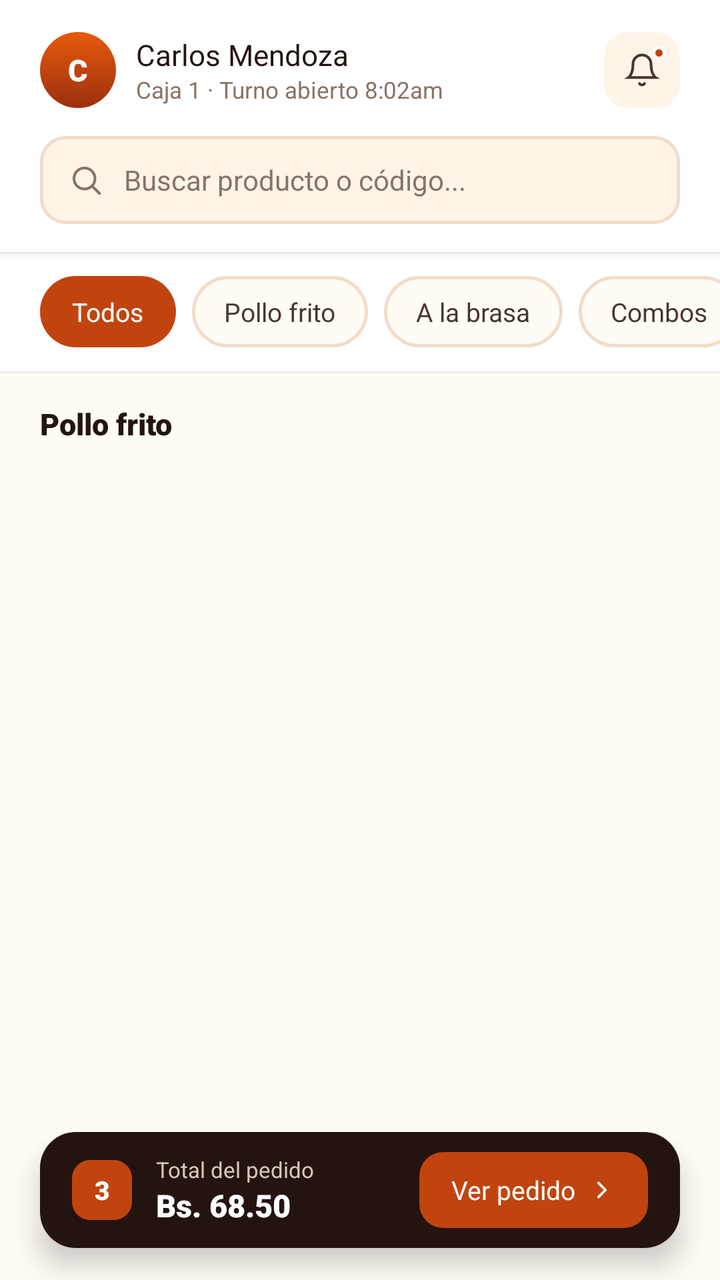
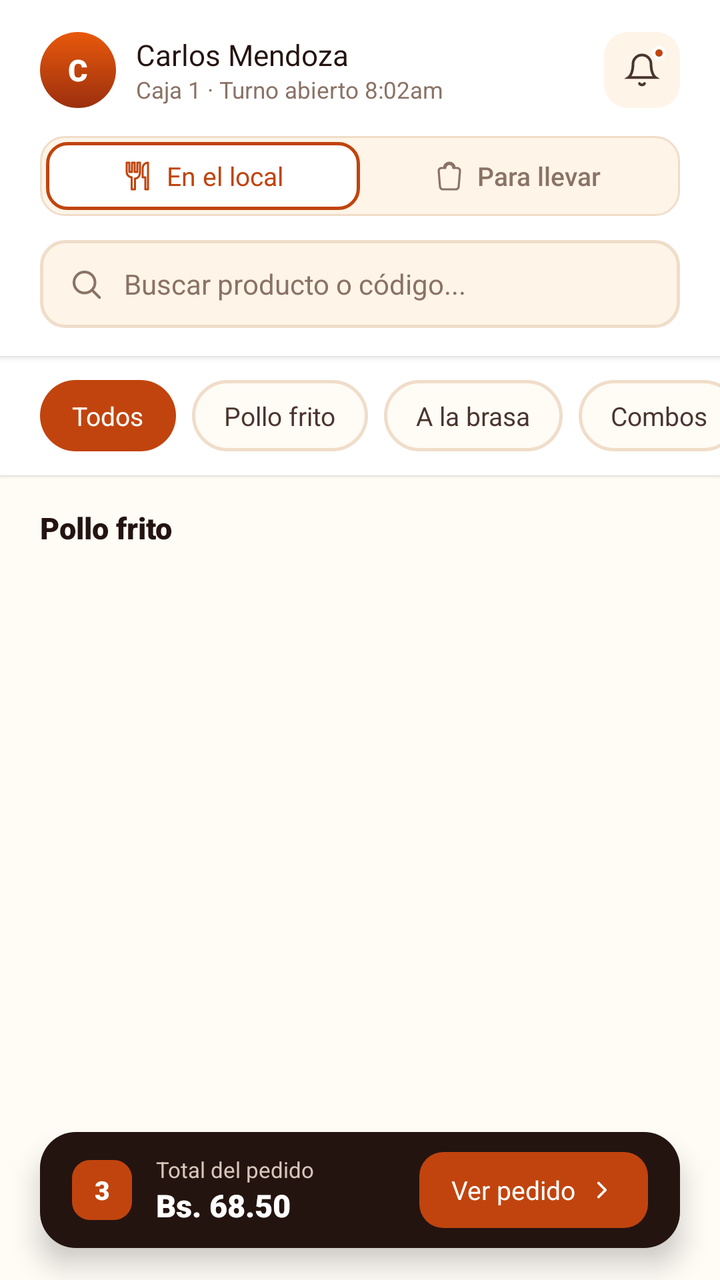

An Android layout rendered at two revisions. The XML below is the earlier revision; the diff shows what the commit changed to produce the second picture.
<!-- AndroidManifest.xml: application theme Theme.Pollogithub -->
<!-- res/layout/fragment_venta.xml -->
<?xml version="1.0" encoding="utf-8"?>
<androidx.constraintlayout.widget.ConstraintLayout xmlns:android="http://schemas.android.com/apk/res/android"
    xmlns:app="http://schemas.android.com/apk/res-auto"
    xmlns:tools="http://schemas.android.com/tools"
    android:layout_width="match_parent"
    android:layout_height="match_parent"
    android:background="@color/paper_50">

    
    <LinearLayout
        android:id="@+id/headerLayout"
        android:layout_width="match_parent"
        android:layout_height="wrap_content"
        android:background="@color/white"
        android:elevation="2dp"
        android:orientation="vertical"
        android:paddingHorizontal="20dp"
        android:paddingTop="16dp"
        android:paddingBottom="14dp"
        app:layout_constraintEnd_toEndOf="parent"
        app:layout_constraintStart_toStartOf="parent"
        app:layout_constraintTop_toTopOf="parent">

        <RelativeLayout
            android:layout_width="match_parent"
            android:layout_height="wrap_content"
            android:layout_marginBottom="14dp">

            <LinearLayout
                android:layout_width="wrap_content"
                android:layout_height="wrap_content"
                android:layout_alignParentStart="true"
                android:layout_centerVertical="true"
                android:gravity="center_vertical"
                android:orientation="horizontal">

                <TextView
                    android:id="@+id/tvAvatarHeader"
                    android:layout_width="38dp"
                    android:layout_height="38dp"
                    android:background="@drawable/bg_avatar_circle"
                    android:fontFamily="sans-serif-black"
                    android:gravity="center"
                    android:text="@string/user_initial_c"
                    android:textColor="@color/white"
                    android:textSize="15sp" />

                <LinearLayout
                    android:layout_width="wrap_content"
                    android:layout_height="wrap_content"
                    android:layout_marginStart="10dp"
                    android:orientation="vertical">

                    <TextView
                        android:id="@+id/tvCashierName"
                        android:layout_width="wrap_content"
                        android:layout_height="wrap_content"
                        android:fontFamily="sans-serif-bold"
                        android:text="Carlos Mendoza"
                        android:textColor="@color/char_900"
                        android:textSize="14.5sp" />

                    <TextView
                        android:id="@+id/tvShiftInfo"
                        android:layout_width="wrap_content"
                        android:layout_height="wrap_content"
                        android:fontFamily="sans-serif"
                        android:text="@string/shift_info"
                        android:textColor="@color/char_400"
                        android:textSize="11.5sp" />
                </LinearLayout>
            </LinearLayout>

            <FrameLayout
                android:id="@+id/btnNotification"
                android:layout_width="38dp"
                android:layout_height="38dp"
                android:layout_alignParentEnd="true"
                android:layout_centerVertical="true"
                android:background="@drawable/bg_icon_btn"
                android:clickable="true"
                android:focusable="true">

                <ImageView
                    android:layout_width="18dp"
                    android:layout_height="18dp"
                    android:layout_gravity="center"
                    android:contentDescription="Notificaciones"
                    android:src="@drawable/ic_bell" />

                <View
                    android:layout_width="7dp"
                    android:layout_height="7dp"
                    android:layout_gravity="top|end"
                    android:layout_marginTop="7dp"
                    android:layout_marginEnd="7dp"
                    android:background="@drawable/bg_notification_dot" />
            </FrameLayout>
        </RelativeLayout>

        <FrameLayout
            android:layout_width="match_parent"
            android:layout_height="44dp"
            android:background="@drawable/bg_search">

            <ImageView
                android:layout_width="18dp"
                android:layout_height="18dp"
                android:layout_gravity="center_vertical|start"
                android:layout_marginStart="14dp"
                android:contentDescription="@string/search_hint"
                android:src="@drawable/ic_search" />

            <EditText
                android:id="@+id/etSearch"
                android:layout_width="match_parent"
                android:layout_height="match_parent"
                android:background="@null"
                android:fontFamily="sans-serif"
                android:hint="@string/search_hint"
                android:imeOptions="actionSearch"
                android:importantForAutofill="no"
                android:inputType="text"
                android:paddingStart="42dp"
                android:paddingEnd="14dp"
                android:textColor="@color/char_900"
                android:textColorHint="@color/char_400"
                android:textSize="14sp" />
        </FrameLayout>
    </LinearLayout>

    <HorizontalScrollView
        android:id="@+id/scrollCategories"
        android:layout_width="match_parent"
        android:layout_height="wrap_content"
        android:background="@color/white"
        android:clipToPadding="false"
        android:elevation="1dp"
        android:paddingHorizontal="20dp"
        android:paddingVertical="12dp"
        android:scrollbars="none"
        app:layout_constraintTop_toBottomOf="@id/headerLayout">

        <LinearLayout
            android:id="@+id/layoutChipsContainer"
            android:layout_width="wrap_content"
            android:layout_height="wrap_content"
            android:gravity="center_vertical"
            android:orientation="horizontal">

            <TextView
                android:id="@+id/chipTodos"
                android:layout_width="wrap_content"
                android:layout_height="wrap_content"
                android:layout_marginEnd="8dp"
                android:background="@drawable/bg_chip_selected"
                android:fontFamily="sans-serif-bold"
                android:paddingHorizontal="16dp"
                android:paddingVertical="9dp"
                android:text="Todos"
                android:textColor="@color/white"
                android:textSize="13sp" />

            <TextView
                android:id="@+id/chipPolloFrito"
                android:layout_width="wrap_content"
                android:layout_height="wrap_content"
                android:layout_marginEnd="8dp"
                android:background="@drawable/bg_chip_unselected"
                android:fontFamily="sans-serif-bold"
                android:paddingHorizontal="16dp"
                android:paddingVertical="9dp"
                android:text="Pollo frito"
                android:textColor="@color/char_700"
                android:textSize="13sp" />

            <TextView
                android:id="@+id/chipBrasa"
                android:layout_width="wrap_content"
                android:layout_height="wrap_content"
                android:layout_marginEnd="8dp"
                android:background="@drawable/bg_chip_unselected"
                android:fontFamily="sans-serif-bold"
                android:paddingHorizontal="16dp"
                android:paddingVertical="9dp"
                android:text="A la brasa"
                android:textColor="@color/char_700"
                android:textSize="13sp" />

            <TextView
                android:id="@+id/chipCombos"
                android:layout_width="wrap_content"
                android:layout_height="wrap_content"
                android:layout_marginEnd="8dp"
                android:background="@drawable/bg_chip_unselected"
                android:fontFamily="sans-serif-bold"
                android:paddingHorizontal="16dp"
                android:paddingVertical="9dp"
                android:text="Combos"
                android:textColor="@color/char_700"
                android:textSize="13sp" />

            <TextView
                android:id="@+id/chipAcompanamientos"
                android:layout_width="wrap_content"
                android:layout_height="wrap_content"
                android:layout_marginEnd="8dp"
                android:background="@drawable/bg_chip_unselected"
                android:fontFamily="sans-serif-bold"
                android:paddingHorizontal="16dp"
                android:paddingVertical="9dp"
                android:text="Acompañamientos"
                android:textColor="@color/char_700"
                android:textSize="13sp" />

            <TextView
                android:id="@+id/chipBebidas"
                android:layout_width="wrap_content"
                android:layout_height="wrap_content"
                android:background="@drawable/bg_chip_unselected"
                android:fontFamily="sans-serif-bold"
                android:paddingHorizontal="16dp"
                android:paddingVertical="9dp"
                android:text="Bebidas"
                android:textColor="@color/char_700"
                android:textSize="13sp" />
        </LinearLayout>
    </HorizontalScrollView>

    <androidx.core.widget.NestedScrollView
        android:layout_width="match_parent"
        android:layout_height="0dp"
        android:clipToPadding="false"
        android:paddingBottom="80dp"
        app:layout_constraintBottom_toBottomOf="parent"
        app:layout_constraintTop_toBottomOf="@id/scrollCategories">

        <LinearLayout
            android:layout_width="match_parent"
            android:layout_height="wrap_content"
            android:orientation="vertical"
            android:paddingHorizontal="14dp"
            android:paddingTop="16dp">

            <TextView
                android:id="@+id/tvSectionTitle"
                android:layout_width="wrap_content"
                android:layout_height="wrap_content"
                android:layout_marginStart="6dp"
                android:layout_marginBottom="10dp"
                android:fontFamily="sans-serif-black"
                android:text="@string/section_title_fried"
                android:textColor="@color/char_900"
                android:textSize="15sp" />

            <androidx.recyclerview.widget.RecyclerView
                android:id="@+id/rvProducts"
                android:layout_width="match_parent"
                android:layout_height="wrap_content"
                android:nestedScrollingEnabled="false"
                tools:itemCount="6"
                tools:listitem="@layout/item_product_card" />
        </LinearLayout>
    </androidx.core.widget.NestedScrollView>

    
    <androidx.constraintlayout.widget.ConstraintLayout
        android:id="@+id/cartBar"
        android:layout_width="0dp"
        android:layout_height="58dp"
        android:layout_marginHorizontal="20dp"
        android:layout_marginBottom="16dp"
        android:background="@drawable/bg_cart_bar"
        android:elevation="8dp"
        android:paddingHorizontal="16dp"
        app:layout_constraintBottom_toBottomOf="parent"
        app:layout_constraintEnd_toEndOf="parent"
        app:layout_constraintStart_toStartOf="parent">

        <LinearLayout
            android:layout_width="wrap_content"
            android:layout_height="wrap_content"
            android:gravity="center_vertical"
            android:orientation="horizontal"
            app:layout_constraintBottom_toBottomOf="parent"
            app:layout_constraintStart_toStartOf="parent"
            app:layout_constraintTop_toTopOf="parent">

            <TextView
                android:id="@+id/tvCartCount"
                android:layout_width="30dp"
                android:layout_height="30dp"
                android:background="@drawable/bg_cart_count"
                android:fontFamily="sans-serif-black"
                android:gravity="center"
                android:text="3"
                android:textColor="@color/white"
                android:textSize="13sp" />

            <LinearLayout
                android:layout_width="wrap_content"
                android:layout_height="wrap_content"
                android:layout_marginStart="12dp"
                android:orientation="vertical">

                <TextView
                    android:layout_width="wrap_content"
                    android:layout_height="wrap_content"
                    android:fontFamily="sans-serif"
                    android:text="@string/cart_total_label"
                    android:textColor="@color/cart_label"
                    android:textSize="11sp" />

                <TextView
                    android:id="@+id/tvCartTotal"
                    android:layout_width="wrap_content"
                    android:layout_height="wrap_content"
                    android:fontFamily="sans-serif-black"
                    android:text="Bs. 68.50"
                    android:textColor="@color/white"
                    android:textSize="15.5sp" />
            </LinearLayout>
        </LinearLayout>

        <LinearLayout
            android:id="@+id/btnViewOrder"
            android:layout_width="wrap_content"
            android:layout_height="38dp"
            android:background="@drawable/bg_cart_cta"
            android:clickable="true"
            android:focusable="true"
            android:gravity="center"
            android:orientation="horizontal"
            android:paddingHorizontal="16dp"
            app:layout_constraintBottom_toBottomOf="parent"
            app:layout_constraintEnd_toEndOf="parent"
            app:layout_constraintTop_toTopOf="parent">

            <TextView
                android:layout_width="wrap_content"
                android:layout_height="wrap_content"
                android:fontFamily="sans-serif-bold"
                android:text="@string/cart_view_order"
                android:textColor="@color/white"
                android:textSize="13sp" />

            <ImageView
                android:layout_width="14dp"
                android:layout_height="14dp"
                android:layout_marginStart="6dp"
                android:contentDescription="@string/cart_view_order"
                android:src="@drawable/ic_chevron_right" />
        </LinearLayout>
    </androidx.constraintlayout.widget.ConstraintLayout>

</androidx.constraintlayout.widget.ConstraintLayout>
<!-- res/layout/item_product_card.xml (included above) -->
<?xml version="1.0" encoding="utf-8"?>
<androidx.constraintlayout.widget.ConstraintLayout xmlns:android="http://schemas.android.com/apk/res/android"
    xmlns:app="http://schemas.android.com/apk/res-auto"
    xmlns:tools="http://schemas.android.com/tools"
    android:id="@+id/cardProduct"
    android:layout_width="match_parent"
    android:layout_height="wrap_content"
    android:layout_margin="6dp"
    android:background="@drawable/bg_product_card"
    android:padding="12dp">

    
    <androidx.cardview.widget.CardView
        android:id="@+id/cardThumb"
        android:layout_width="0dp"
        android:layout_height="80dp"
        app:cardCornerRadius="10dp"
        app:cardElevation="0dp"
        app:cardBackgroundColor="@android:color/transparent"
        app:layout_constraintEnd_toEndOf="parent"
        app:layout_constraintStart_toStartOf="parent"
        app:layout_constraintTop_toTopOf="parent">

        <FrameLayout
            android:id="@+id/frameThumb"
            android:layout_width="match_parent"
            android:layout_height="match_parent"
            android:background="@drawable/bg_thumb_fried">

            <ImageView
                android:id="@+id/ivProductImage"
                android:layout_width="match_parent"
                android:layout_height="match_parent"
                android:scaleType="centerCrop"
                android:visibility="gone" />

            <TextView
                android:id="@+id/tvEmoji"
                android:layout_width="wrap_content"
                android:layout_height="wrap_content"
                android:layout_gravity="center"
                android:text="🍗"
                android:textSize="30sp" />
        </FrameLayout>
    </androidx.cardview.widget.CardView>

    
    <TextView
        android:id="@+id/tvAgotadoTag"
        android:layout_width="wrap_content"
        android:layout_height="wrap_content"
        android:layout_marginStart="6dp"
        android:layout_marginTop="6dp"
        android:background="@drawable/bg_badge_agotado"
        android:fontFamily="sans-serif-black"
        android:paddingHorizontal="8dp"
        android:paddingVertical="3dp"
        android:text="@string/tag_agotado"
        android:textAllCaps="true"
        android:textColor="@color/white"
        android:textSize="9.5sp"
        android:visibility="gone"
        app:layout_constraintStart_toStartOf="@id/cardThumb"
        app:layout_constraintTop_toTopOf="@id/cardThumb"
        tools:visibility="visible" />

    
    <TextView
        android:id="@+id/tvBadgeQty"
        android:layout_width="24dp"
        android:layout_height="24dp"
        android:background="@drawable/bg_badge_qty"
        android:fontFamily="sans-serif-bold"
        android:gravity="center"
        android:text="2"
        android:textColor="@color/white"
        android:textSize="11sp"
        android:translationX="6dp"
        android:translationY="-6dp"
        android:visibility="gone"
        app:layout_constraintEnd_toEndOf="parent"
        app:layout_constraintTop_toTopOf="parent"
        tools:visibility="visible" />

    
    <TextView
        android:id="@+id/tvProductName"
        android:layout_width="0dp"
        android:layout_height="wrap_content"
        android:layout_marginTop="10dp"
        android:fontFamily="sans-serif-bold"
        android:ellipsize="end"
        android:maxLines="1"
        android:text="Presa individual"
        android:textColor="@color/char_900"
        android:textSize="13.5sp"
        app:layout_constraintEnd_toEndOf="parent"
        app:layout_constraintStart_toStartOf="parent"
        app:layout_constraintTop_toBottomOf="@id/cardThumb" />

    
    <TextView
        android:id="@+id/tvProductDesc"
        android:layout_width="0dp"
        android:layout_height="wrap_content"
        android:layout_marginTop="2dp"
        android:fontFamily="sans-serif"
        android:ellipsize="end"
        android:maxLines="1"
        android:text="Pierna o pechuga"
        android:textColor="@color/char_400"
        android:textSize="11sp"
        app:layout_constraintEnd_toEndOf="parent"
        app:layout_constraintStart_toStartOf="parent"
        app:layout_constraintTop_toBottomOf="@id/tvProductName" />

    
    <TextView
        android:id="@+id/tvProductPrice"
        android:layout_width="0dp"
        android:layout_height="wrap_content"
        android:layout_marginTop="12dp"
        android:fontFamily="sans-serif-black"
        android:text="Bs. 8.50"
        android:textColor="@color/ember_700"
        android:textSize="14.5sp"
        app:layout_constraintBottom_toBottomOf="parent"
        app:layout_constraintEnd_toStartOf="@id/btnAdd"
        app:layout_constraintStart_toStartOf="parent"
        app:layout_constraintTop_toBottomOf="@id/tvProductDesc" />

    <androidx.appcompat.widget.AppCompatButton
        android:id="@+id/btnAdd"
        android:layout_width="28dp"
        android:layout_height="28dp"
        android:background="@drawable/bg_add_btn"
        android:fontFamily="sans-serif-bold"
        android:includeFontPadding="false"
        android:padding="0dp"
        android:text="+"
        android:textColor="@color/white"
        android:textSize="16sp"
        app:layout_constraintBottom_toBottomOf="@id/tvProductPrice"
        app:layout_constraintEnd_toEndOf="parent"
        app:layout_constraintTop_toTopOf="@id/tvProductPrice" />

</androidx.constraintlayout.widget.ConstraintLayout>
<!-- resources referenced by this layout -->
<resources>
  <color name="cart_label">#D8C6BB</color>
  <color name="char_400">#8A7266</color>
  <color name="char_700">#4A352E</color>
  <color name="char_900">#241410</color>
  <color name="ember_700">#9C2F0E</color>
  <color name="paper_50">#FFFBF5</color>
  <color name="white">#FFFFFFFF</color>
  <!-- drawable bg_chip_selected (drawable) -->
  <?xml version="1.0" encoding="utf-8"?>
  <shape xmlns:android="http://schemas.android.com/apk/res/android"
      android:shape="rectangle">
      <solid android:color="@color/ember_600" />
      <corners android:radius="20dp" />
  </shape>
  <!-- drawable bg_chip_unselected (drawable) -->
  <?xml version="1.0" encoding="utf-8"?>
  <shape xmlns:android="http://schemas.android.com/apk/res/android"
      android:shape="rectangle">
      <solid android:color="@color/paper_50" />
      <stroke
          android:width="1.5dp"
          android:color="@color/line_color" />
      <corners android:radius="20dp" />
  </shape>
  <string name="cart_view_order">Ver pedido</string>
  <string name="tag_agotado">Agotado</string>
  <string name="user_initial_c">C</string>
  <color name="ember_600">#C1440E</color>
  <color name="ember_500">#E8590C</color>
  <color name="line_color">#F0DDC9</color>
  <color name="paper_100">#FFF4E8</color>
  <color name="thumb_fried_start">#FFE4D1</color>
  <color name="thumb_fried_end">#FFD0A8</color>
  <!-- unchanged entries left out for length: 21 -->
</resources>

<!-- the commit's change to res/layout/fragment_venta.xml (unified diff, before → after) -->
@@ -97,6 +97,77 @@
                     android:background="@drawable/bg_notification_dot" />
             </FrameLayout>
         </RelativeLayout>
+
+        
+        <LinearLayout
+            android:id="@+id/layoutOrderModeSelector"
+            android:layout_width="match_parent"
+            android:layout_height="40dp"
+            android:layout_marginBottom="12dp"
+            android:background="@drawable/bg_order_mode_container"
+            android:orientation="horizontal"
+            android:padding="3dp">
+
+            <LinearLayout
+                android:id="@+id/btnHeaderModeLocal"
+                android:layout_width="0dp"
+                android:layout_height="match_parent"
+                android:layout_weight="1"
+                android:background="@drawable/bg_order_mode_active"
+                android:clickable="true"
+                android:focusable="true"
+                android:gravity="center"
+                android:orientation="horizontal">
+
+                <ImageView
+                    android:id="@+id/ivHeaderIconLocal"
+                    android:layout_width="16dp"
+                    android:layout_height="16dp"
+                    android:contentDescription="En el local"
+                    android:src="@drawable/ic_dining_local"
+                    app:tint="@color/ember_600" />
+
+                <TextView
+                    android:id="@+id/tvHeaderTextLocal"
+                    android:layout_width="wrap_content"
+                    android:layout_height="wrap_content"
+                    android:layout_marginStart="6dp"
+                    android:fontFamily="sans-serif-bold"
+                    android:text="En el local"
+                    android:textColor="@color/ember_600"
+                    android:textSize="13sp" />
+            </LinearLayout>
+
+            <LinearLayout
+                android:id="@+id/btnHeaderModeLlevar"
+                android:layout_width="0dp"
+                android:layout_height="match_parent"
+                android:layout_weight="1"
+                android:background="@android:color/transparent"
+                android:clickable="true"
+                android:focusable="true"
+                android:gravity="center"
+                android:orientation="horizontal">
+
+                <ImageView
+                    android:id="@+id/ivHeaderIconLlevar"
+                    android:layout_width="16dp"
+                    android:layout_height="16dp"
+                    android:contentDescription="Para llevar"
+                    android:src="@drawable/ic_takeaway_bag"
+                    app:tint="@color/char_400" />
+
+                <TextView
+                    android:id="@+id/tvHeaderTextLlevar"
+                    android:layout_width="wrap_content"
+                    android:layout_height="wrap_content"
+                    android:layout_marginStart="6dp"
+                    android:fontFamily="sans-serif-medium"
+                    android:text="Para llevar"
+                    android:textColor="@color/char_400"
+                    android:textSize="13sp" />
+            </LinearLayout>
+        </LinearLayout>
 
         <FrameLayout
             android:layout_width="match_parent"
<!-- resource entries referenced after the edit -->
@@ -9,21 +9,89 @@
   <color name="white">#FFFFFFFF</color>
   <!-- drawable bg_chip_selected (drawable) -->
   <?xml version="1.0" encoding="utf-8"?>
-  <shape xmlns:android="http://schemas.android.com/apk/res/android"
-      android:shape="rectangle">
-      <solid android:color="@color/ember_600" />
-      <corners android:radius="20dp" />
-  </shape>
+  <ripple xmlns:android="http://schemas.android.com/apk/res/android"
+      android:color="#33FFFFFF">
+      <item>
+          <shape android:shape="rectangle">
+              <solid android:color="@color/ember_600" />
+              <corners android:radius="20dp" />
+          </shape>
+      </item>
+  </ripple>
   <!-- drawable bg_chip_unselected (drawable) -->
   <?xml version="1.0" encoding="utf-8"?>
-  <shape xmlns:android="http://schemas.android.com/apk/res/android"
-      android:shape="rectangle">
-      <solid android:color="@color/paper_50" />
-      <stroke
-          android:width="1.5dp"
-          android:color="@color/line_color" />
-      <corners android:radius="20dp" />
+  <ripple xmlns:android="http://schemas.android.com/apk/res/android"
+      android:color="#1AE8590C">
+      <item>
+          <shape android:shape="rectangle">
+              <solid android:color="@color/paper_50" />
+              <stroke
+                  android:width="1.5dp"
+                  android:color="@color/line_color" />
+              <corners android:radius="20dp" />
+          </shape>
+      </item>
+  </ripple>
+  <!-- drawable bg_order_mode_active (drawable) -->
+  <?xml version="1.0" encoding="utf-8"?>
+  <shape xmlns:android="http://schemas.android.com/apk/res/android">
+      <solid android:color="@color/white"/>
+      <corners android:radius="10dp"/>
+      <stroke android:width="1.5dp" android:color="@color/ember_600"/>
   </shape>
+  <!-- drawable bg_order_mode_container (drawable) -->
+  <?xml version="1.0" encoding="utf-8"?>
+  <shape xmlns:android="http://schemas.android.com/apk/res/android">
+      <solid android:color="@color/paper_100"/>
+      <corners android:radius="12dp"/>
+      <stroke android:width="1dp" android:color="@color/line_color"/>
+  </shape>
+  <!-- drawable ic_dining_local (drawable) -->
+  <?xml version="1.0" encoding="utf-8"?>
+  <vector xmlns:android="http://schemas.android.com/apk/res/android"
+      android:width="24dp"
+      android:height="24dp"
+      android:viewportWidth="24"
+      android:viewportHeight="24">
+      
+      <path
+          android:fillColor="#00000000"
+          android:pathData="M11,9H9V2H7v7H5V2H3v7c0,2.12 1.66,3.84 3.75,3.97V22h2.5v-8.03C11.34,13.84 13,12.12 13,9V2h-2V9z"
+          android:strokeColor="#C1440E"
+          android:strokeWidth="1.6"
+          android:strokeLineCap="round"
+          android:strokeLineJoin="round"/>
+      <path
+          android:fillColor="#00000000"
+          android:pathData="M19,2c-2.21,0 -4,1.79 -4,4v7h2v9h2V2z"
+          android:strokeColor="#C1440E"
+          android:strokeWidth="1.6"
+          android:strokeLineCap="round"
+          android:strokeLineJoin="round"/>
+  </vector>
+  <!-- drawable ic_takeaway_bag (drawable) -->
+  <?xml version="1.0" encoding="utf-8"?>
+  <vector xmlns:android="http://schemas.android.com/apk/res/android"
+      android:width="24dp"
+      android:height="24dp"
+      android:viewportWidth="24"
+      android:viewportHeight="24">
+      
+      <path
+          android:fillColor="#00000000"
+          android:pathData="M18,6h-2c0,-2.21 -1.79,-4 -4,-4S8,3.79 8,6H6C4.9,6 4,6.9 4,8l1,12c0.08,1.1 0.99,2 2.1,2h9.8c1.11,0 2.02,-0.9 2.1,-2l1,-12C20,6.9 19.1,6 18,6z"
+          android:strokeColor="#C1440E"
+          android:strokeWidth="1.6"
+          android:strokeLineCap="round"
+          android:strokeLineJoin="round"/>
+      <path
+          android:fillColor="#00000000"
+          android:pathData="M9,6c0,-1.66 1.34,-3 3,-3s3,1.34 3,3"
+          android:strokeColor="#C1440E"
+          android:strokeWidth="1.6"
+          android:strokeLineCap="round"
+          android:strokeLineJoin="round"/>
+  </vector>
   <string name="cart_view_order">Ver pedido</string>
   <string name="tag_agotado">Agotado</string>
   <string name="user_initial_c">C</string>
